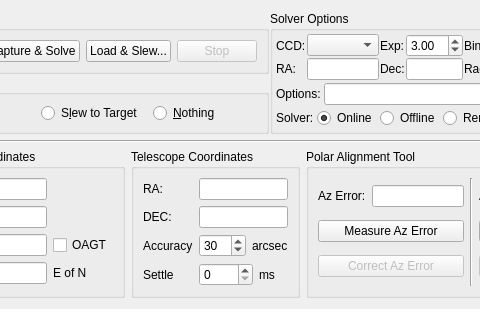
Before: the Qt Designer form kstars/ekos/align/align.ui in KDE/kstars, drawn with Qt 5; both pictures show x 87 to 567 and y 0 to 309 of the 735 by 309 pixel window.
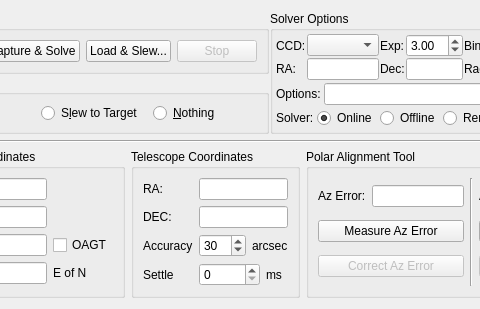
After: the same form once the commit is applied. Custom widgets are drawn as their Qt base class.

Commit message: Increase maximum mount settle value to 15 seconds

Patch:
```diff
--- a/kstars/ekos/align/align.ui
+++ b/kstars/ekos/align/align.ui
@@ -688,7 +688,7 @@
                <string>After telescope completes slewing, delay capture of next image</string>
               </property>
               <property name="maximum">
-               <number>5000</number>
+               <number>15000</number>
               </property>
               <property name="singleStep">
                <number>100</number>
```
